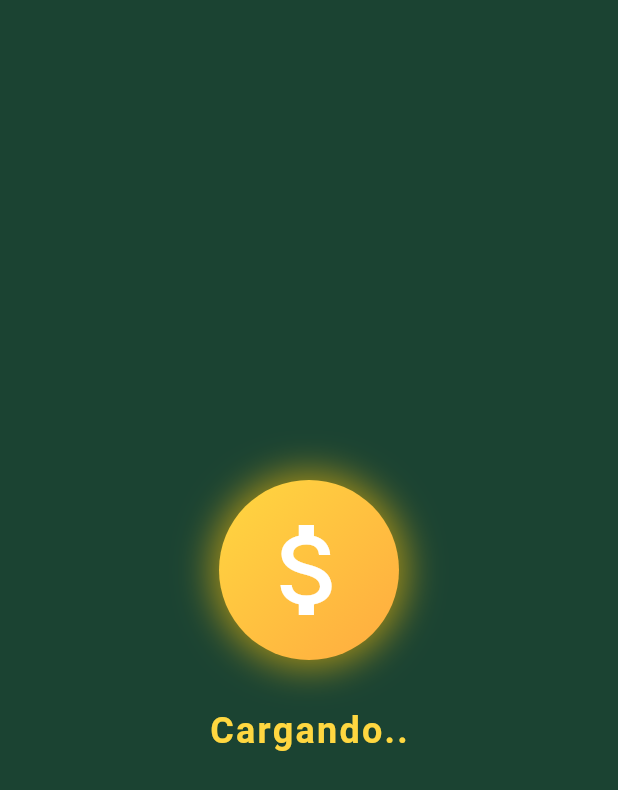
After one commit to jesudavix/Seguidor-de-finanzas, a Flutter app: the screen it shows after launch, on a phone screen of 412 x 824 dp. The commit adds this screen. Shown: the top 790 px of the screen. Run offline on Flutter 3.47's test engine with Material 3 defaults, Android fonts, the light colour scheme and no system bars.

Commit message:
termino mi vita de cargando

```diff
--- a/seguidor_finanzas/lib/main.dart
+++ b/seguidor_finanzas/lib/main.dart
@@ -1,4 +1,5 @@
 import 'package:flutter/material.dart';
+import 'package:seguidor_finanzas/screens/Loadin_sceen_state.dart';
 import 'package:seguidor_finanzas/screens/home_screen.dart';
 
 void main() {
@@ -12,7 +13,7 @@ class MainApp extends StatelessWidget {
   Widget build(BuildContext context) {
     return const MaterialApp(
       debugShowCheckedModeBanner: false,
-      home: HomeScreen()
+      home: LoadingScreenState(),
     );
   }
 }
--- /dev/null
+++ b/seguidor_finanzas/lib/screens/Loadin_sceen_state.dart
@@ -0,0 +1,94 @@
+
+import 'package:flutter/material.dart';
+
+class LoadingScreenState extends StatelessWidget {
+  const LoadingScreenState({super.key});
+
+  @override
+  Widget build(BuildContext context) {
+    return Scaffold(
+      backgroundColor: const Color(0xFF1B4332),
+      body: Center(
+        child: _AnimatedLoadingDots(),
+      ),
+    );
+  }
+}
+
+class _AnimatedLoadingDots extends StatefulWidget {
+  @override
+  State<_AnimatedLoadingDots> createState() => _AnimatedLoadingDotsState();
+}
+
+class _AnimatedLoadingDotsState extends State<_AnimatedLoadingDots> with SingleTickerProviderStateMixin {
+  late AnimationController _controller;
+  late Animation<int> _dotAnimation;
+
+  @override
+  void initState() {
+    super.initState();
+    _controller = AnimationController(
+      duration: const Duration(seconds: 3),
+      vsync: this,
+    )..repeat();
+
+    _dotAnimation = StepTween(begin: 0, end: 4).animate(
+      CurvedAnimation(parent: _controller, curve: Curves.linear),
+    );
+  }
+
+  @override
+  void dispose() {
+    _controller.dispose();
+    super.dispose();
+  }
+
+  @override
+  Widget build(BuildContext context) {
+    return AnimatedBuilder(
+      animation: _dotAnimation,
+      builder: (context, child) {
+        String dots = '.' * (_dotAnimation.value % 4);
+        return Column(
+          mainAxisAlignment: MainAxisAlignment.center,
+          children: [
+
+            Container(
+              padding: const EdgeInsets.all(20),
+              decoration: BoxDecoration(
+                shape: BoxShape.circle,
+                gradient: const LinearGradient(
+                  colors: [Colors.amberAccent, Colors.orangeAccent],
+                  begin: Alignment.topLeft,
+                  end: Alignment.bottomRight,
+                ),
+                boxShadow: [
+                  BoxShadow(
+                    color: Colors.amber.withOpacity(0.6),
+                    blurRadius: 20,
+                    spreadRadius: 5,
+                  )
+                ],
+              ),
+              child: const Icon(
+                Icons.attach_money,
+                color: Colors.white,
+                size: 80,
+              ),
+            ),
+            const SizedBox(height: 30),
+            Text(
+              'Cargando$dots',
+              style: const TextStyle(
+                fontSize: 24,
+                color: Colors.amberAccent,
+                fontWeight: FontWeight.bold,
+                letterSpacing: 1.5,
+              ),
+            ),
+          ],
+        );
+      },
+    );
+  }
+}
```
